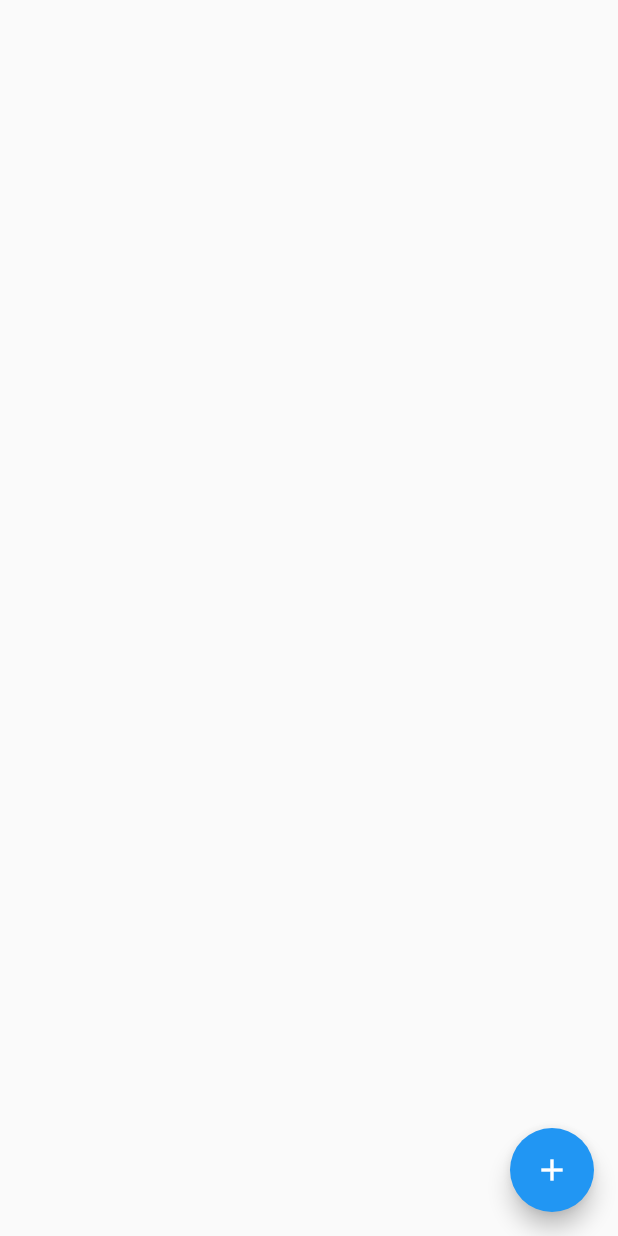
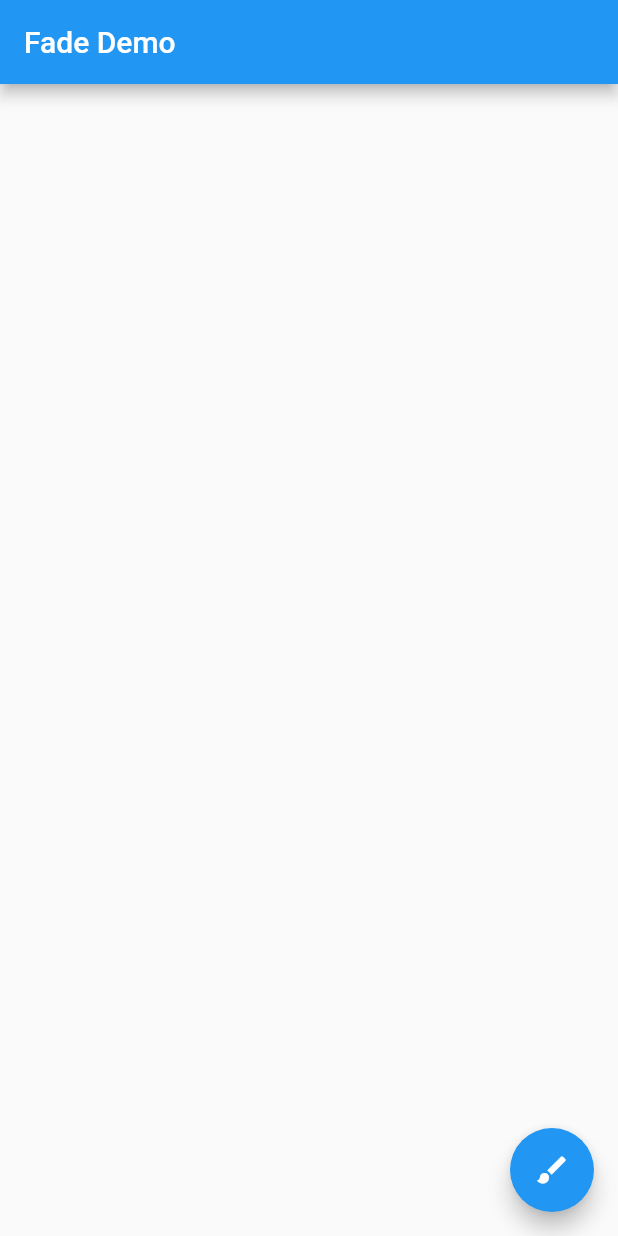
Before and after one commit to zjxuzhj/flutter_setting, a Flutter app: the screen it shows after launch, on a phone screen of 412 x 824 dp. Run offline on Flutter 3.47's test engine with Material 2 defaults, Android fonts, the phone set to English and light mode, and no system bars.

Commit message:
优化布局

```diff
--- /dev/null
+++ b/lib/animation.dart
@@ -0,0 +1,63 @@
+import 'package:flutter/cupertino.dart';
+import 'package:flutter/material.dart';
+
+/// 动画
+class AnimationFadeAppTest extends StatelessWidget {
+  // This widget is the root of your application.
+  @override
+  Widget build(BuildContext context) {
+    return MaterialApp(
+      title: 'Fade Demo',
+      theme: ThemeData(
+        primarySwatch: Colors.blue,
+      ),
+      home: MyFadeTest(title: 'Fade Demo'),
+    );
+  }
+}
+
+class MyFadeTest extends StatefulWidget {
+  MyFadeTest({Key key, this.title}) : super(key: key);
+  final String title;
+
+  @override
+  _MyFadeTest createState() => _MyFadeTest();
+}
+
+class _MyFadeTest extends State<MyFadeTest> with TickerProviderStateMixin {
+  AnimationController controller;
+  CurvedAnimation curve;
+
+  @override
+  void initState() {
+    super.initState();
+    controller = AnimationController(
+      duration: const Duration(milliseconds: 2000),
+      vsync: this,
+    );
+    curve = CurvedAnimation(parent: controller, curve: Curves.easeIn);
+  }
+
+  @override
+  Widget build(BuildContext context) {
+    return Scaffold(
+      appBar: AppBar(
+        title: Text(widget.title),
+      ),
+      body: Center(
+          child: Container(
+              child: FadeTransition(
+                  opacity: curve,
+                  child: FlutterLogo(
+                    size: 100.0,
+                  )))),
+      floatingActionButton: FloatingActionButton(
+        tooltip: 'Fade',
+        child: Icon(Icons.brush),
+        onPressed: () {
+          controller.forward();
+        },
+      ),
+    );
+  }
+}
```
Also changed, not shown: lib/isolate.dart (+6 -5 lines), lib/main.dart (+10 -167 lines), lib/signature.dart (added, +52 -0 lines), pubspec.lock.
